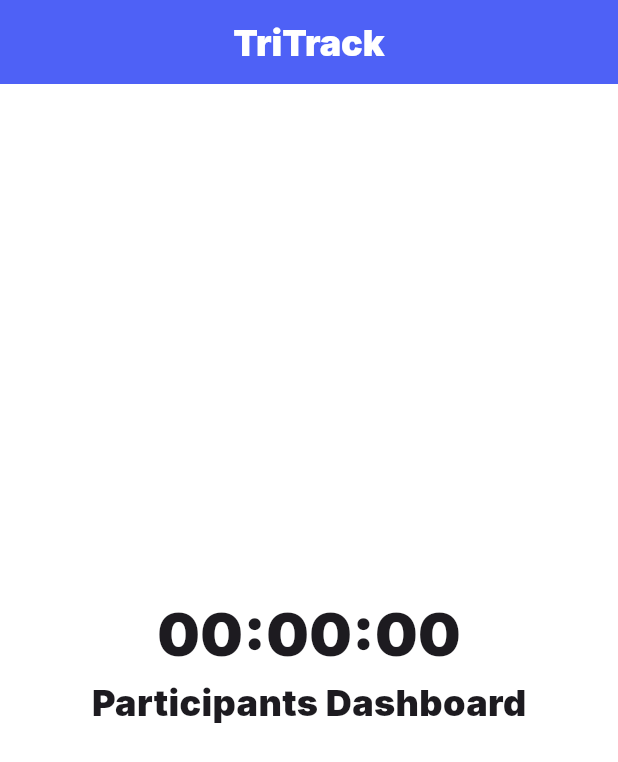
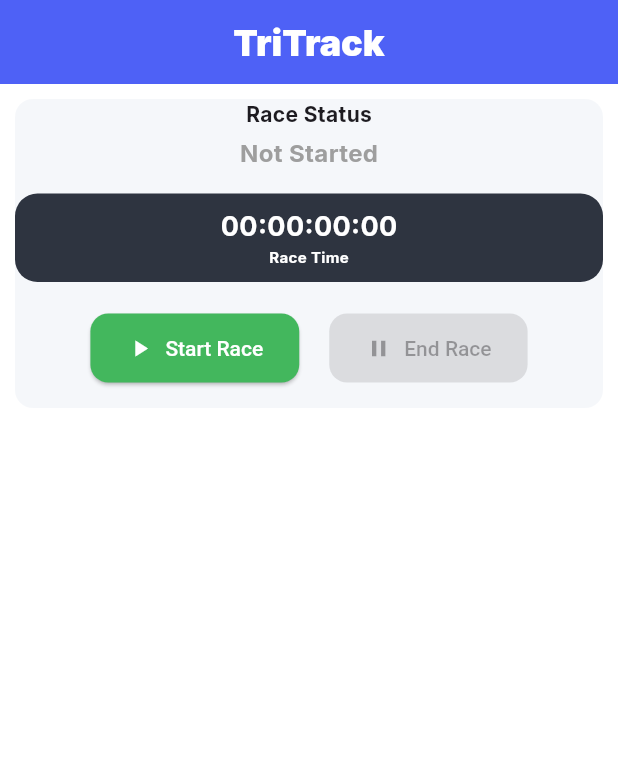
Before and after one commit to net-specter/TriTrack, a Flutter app: the screen it shows after launch, on a phone screen of 412 x 824 dp. Shown: the top 762 px of the screen. Run offline on Flutter 3.47's test engine with Material 3 defaults, Android fonts, the phone set to English and light mode, and no system bars.

Commit message:
race start/stop timer

```diff
--- /dev/null
+++ b/frontend/devtools_options.yaml
@@ -0,0 +1,3 @@
+description: This file stores settings for Dart & Flutter DevTools.
+documentation: https://docs.flutter.dev/tools/devtools/extensions#configure-extension-enablement-states
+extensions:
--- a/frontend/lib/core/theme/colors.dart
+++ b/frontend/lib/core/theme/colors.dart
@@ -3,6 +3,8 @@ import 'package:flutter/material.dart';
 class TriColors {
   static Color primary = const Color(0xFF4E61F6);
   static Color secondary = const Color(0xFFEE443F);
+  static Color success = const Color(0xFF43B75D);
+  static Color warning = const Color(0xFFFFAA00);
 
   // ignore: deprecated_member_use
   static Color primaryLight = const Color(0xFF4E61F6).withOpacity(0.5);
--- /dev/null
+++ b/frontend/lib/features/home_page/controllers/start-stop-race-controller.dart
@@ -0,0 +1,57 @@
+import 'dart:async';
+
+enum RaceStatus { notStarted, active, finished }
+
+class StartStopRaceController {
+  Timer? _timer;
+  int _milliseconds = 0;
+  RaceStatus _status = RaceStatus.notStarted;
+
+  int get milliseconds => _milliseconds;
+  RaceStatus get status => _status;
+
+  void startTimer(void Function() onTick) {
+    if (_status == RaceStatus.notStarted) {
+      _milliseconds = 0;
+    }
+
+    _status = RaceStatus.active;
+
+    _timer = Timer.periodic(const Duration(milliseconds: 10), (timer) {
+      _milliseconds += 10;
+      onTick(); // Notify the UI to update
+    });
+  }
+
+  void endTimer() {
+    _timer?.cancel();
+    _status = RaceStatus.finished;
+  }
+
+  String formatTime(int milliseconds) {
+    int hours = milliseconds ~/ 3600000;
+    int minutes = (milliseconds % 3600000) ~/ 60000;
+    int seconds = (milliseconds % 60000) ~/ 1000;
+    int millis = (milliseconds % 1000) ~/ 10;
+
+    return '${hours.toString().padLeft(2, '0')}:'
+        '${minutes.toString().padLeft(2, '0')}:'
+        '${seconds.toString().padLeft(2, '0')}:'
+        '${millis.toString().padLeft(2, '0')}';
+  }
+
+  String getStatusText() {
+    switch (_status) {
+      case RaceStatus.notStarted:
+        return 'Not Started';
+      case RaceStatus.active:
+        return 'Active';
+      case RaceStatus.finished:
+        return 'Finished';
+    }
+  }
+
+  void dispose() {
+    _timer?.cancel();
+  }
+}
--- a/frontend/lib/features/home_page/pages/home.dart
+++ b/frontend/lib/features/home_page/pages/home.dart
@@ -1,6 +1,5 @@
 import 'package:flutter/material.dart';
-
-import '../../../core/theme/text_styles.dart';
+import 'package:frontend/features/home_page/widgets/start-stop-race.dart';
 
 class HomePage extends StatelessWidget {
   const HomePage({super.key});
@@ -9,10 +8,8 @@ class HomePage extends StatelessWidget {
   Widget build(BuildContext context) {
     return Center(
       child: Column(
-        mainAxisAlignment: MainAxisAlignment.center,
         children: [
-          Text('00:00:00', style: TriTextStyles.headline),
-          Text('Participants Dashboard', style: TriTextStyles.title),
+          const RaceTimerWidget(), // Add the race timer widget
         ],
       ),
     );
--- /dev/null
+++ b/frontend/lib/features/home_page/widgets/start-stop-race.dart
@@ -0,0 +1,177 @@
+import 'package:flutter/material.dart';
+import 'package:frontend/core/theme/colors.dart';
+import 'package:frontend/core/theme/text_styles.dart';
+import 'package:frontend/features/home_page/controllers/start-stop-race-controller.dart';
+
+class RaceTimerWidget extends StatefulWidget {
+  const RaceTimerWidget({super.key});
+
+  @override
+  State<RaceTimerWidget> createState() => _RaceTimerWidgetState();
+}
+
+class _RaceTimerWidgetState extends State<RaceTimerWidget> {
+  final StartStopRaceController _controller = StartStopRaceController();
+
+  @override
+  void dispose() {
+    _controller.dispose();
+    super.dispose();
+  }
+
+  void _onTimerTick() {
+    setState(() {});
+  }
+
+  @override
+  Widget build(BuildContext context) {
+    return Container(
+      width: 419,
+      height: 206,
+      margin: const EdgeInsets.all(10),
+      decoration: BoxDecoration(
+        color: const Color.fromRGBO(157, 178, 206, 0.1),
+        borderRadius: BorderRadius.circular(12),
+      ),
+      child: SingleChildScrollView(
+        child: Column(
+          mainAxisAlignment: MainAxisAlignment.center,
+          children: [
+            const RaceStatusHeader(),
+            const SizedBox(height: 5),
+            RaceStatusText(statusText: _controller.getStatusText()),
+            const SizedBox(height: 15),
+            RaceTimeDisplay(
+              time: _controller.formatTime(_controller.milliseconds),
+            ),
+            const SizedBox(height: 20),
+            RaceControlButtons(
+              status: _controller.status,
+              onStart: () => _controller.startTimer(_onTimerTick),
+              onEnd: _controller.endTimer,
+            ),
+          ],
+        ),
+      ),
+    );
+  }
+}
+
+class RaceStatusHeader extends StatelessWidget {
+  const RaceStatusHeader({super.key});
+
+  @override
+  Widget build(BuildContext context) {
+    return Text(
+      'Race Status',
+      style: TriTextStyles.bodySmall.copyWith(fontWeight: FontWeight.bold),
+    );
+  }
+}
+
+class RaceStatusText extends StatelessWidget {
+  final String statusText;
+
+  const RaceStatusText({required this.statusText, super.key});
+
+  @override
+  Widget build(BuildContext context) {
+    return Text(
+      statusText,
+      style: TriTextStyles.body.copyWith(
+        color: Colors.grey,
+        fontWeight: FontWeight.bold,
+      ),
+    );
+  }
+}
+
+class RaceTimeDisplay extends StatelessWidget {
+  final String time;
+
+  const RaceTimeDisplay({required this.time, super.key});
+
+  @override
+  Widget build(BuildContext context) {
+    return Container(
+      width: 392,
+      height: 59,
+
+      decoration: BoxDecoration(
+        color: const Color(0xFF2E3440),
+        borderRadius: BorderRadius.circular(15),
+      ),
+      child: Column(
+        mainAxisAlignment: MainAxisAlignment.center,
+        children: [
+          Text(
+            time,
+            style: TriTextStyles.bodyLarge.copyWith(
+              fontWeight: FontWeight.bold,
+              color: Colors.white,
+            ),
+          ),
+
+          Text(
+            'Race Time',
+            style: TriTextStyles.captionSmall.copyWith(
+              color: const Color(0xFFFFFFFF),
+              fontWeight: FontWeight.bold,
+            ),
+          ),
+        ],
+      ),
+    );
+  }
+}
+
+class RaceControlButtons extends StatelessWidget {
+  final RaceStatus status;
+  final VoidCallback onStart;
+  final VoidCallback onEnd;
+
+  const RaceControlButtons({
+    required this.status,
+    required this.onStart,
+    required this.onEnd,
+    super.key,
+  });
+
+  @override
+  Widget build(BuildContext context) {
+    return Row(
+      mainAxisAlignment: MainAxisAlignment.center,
+      children: [
+        ElevatedButton.icon(
+          onPressed: status != RaceStatus.active ? onStart : null,
+          icon: const Icon(Icons.play_arrow),
+          label: const Text('Start Race'),
+          style: ElevatedButton.styleFrom(
+            backgroundColor: TriColors.success,
+            foregroundColor: Colors.white,
+            padding: const EdgeInsets.symmetric(horizontal: 24, vertical: 14),
+            shape: RoundedRectangleBorder(
+              borderRadius: BorderRadius.circular(12),
+            ),
+            textStyle: TriTextStyles.bodySmall,
+          ),
+        ),
+        const SizedBox(width: 20),
+        ElevatedButton.icon(
+          onPressed: status == RaceStatus.active ? onEnd : null,
+          icon: const Icon(Icons.pause),
+          label: const Text('End Race'),
+          style: ElevatedButton.styleFrom(
+            backgroundColor: TriColors.secondary,
+            foregroundColor: Colors.white,
+            padding: const EdgeInsets.symmetric(horizontal: 24, vertical: 14),
+            shape: RoundedRectangleBorder(
+              borderRadius: BorderRadius.circular(12),
+            ),
+            textStyle: TriTextStyles.bodySmall,
+          ),
+        ),
+      ],
+    );
+  }
+}
```
Also changed, not shown: 8 other files.
